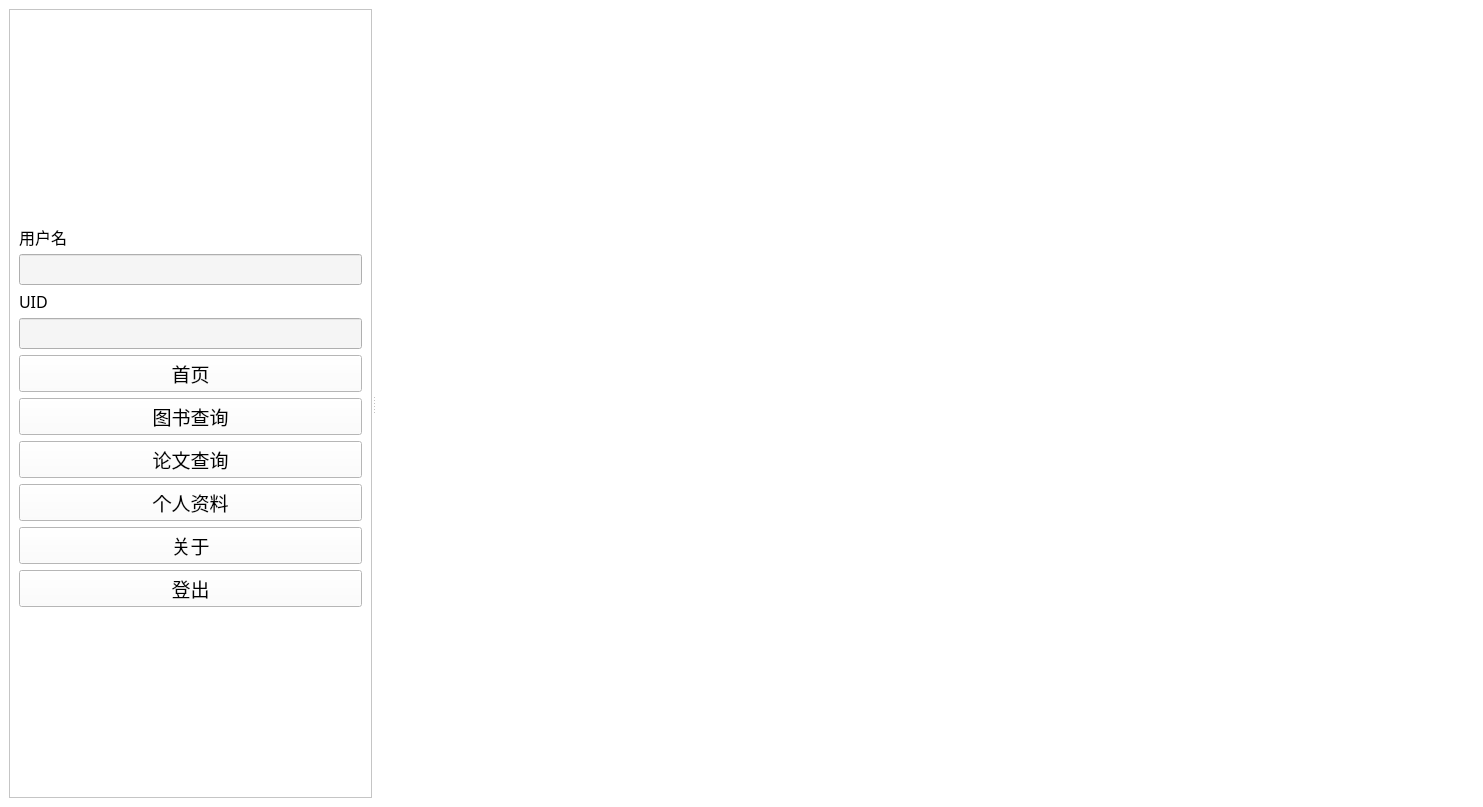
Above: client/frontend/mainWin.ui from sophiefy/WHU-MMS before the change. Below: the same form after it.
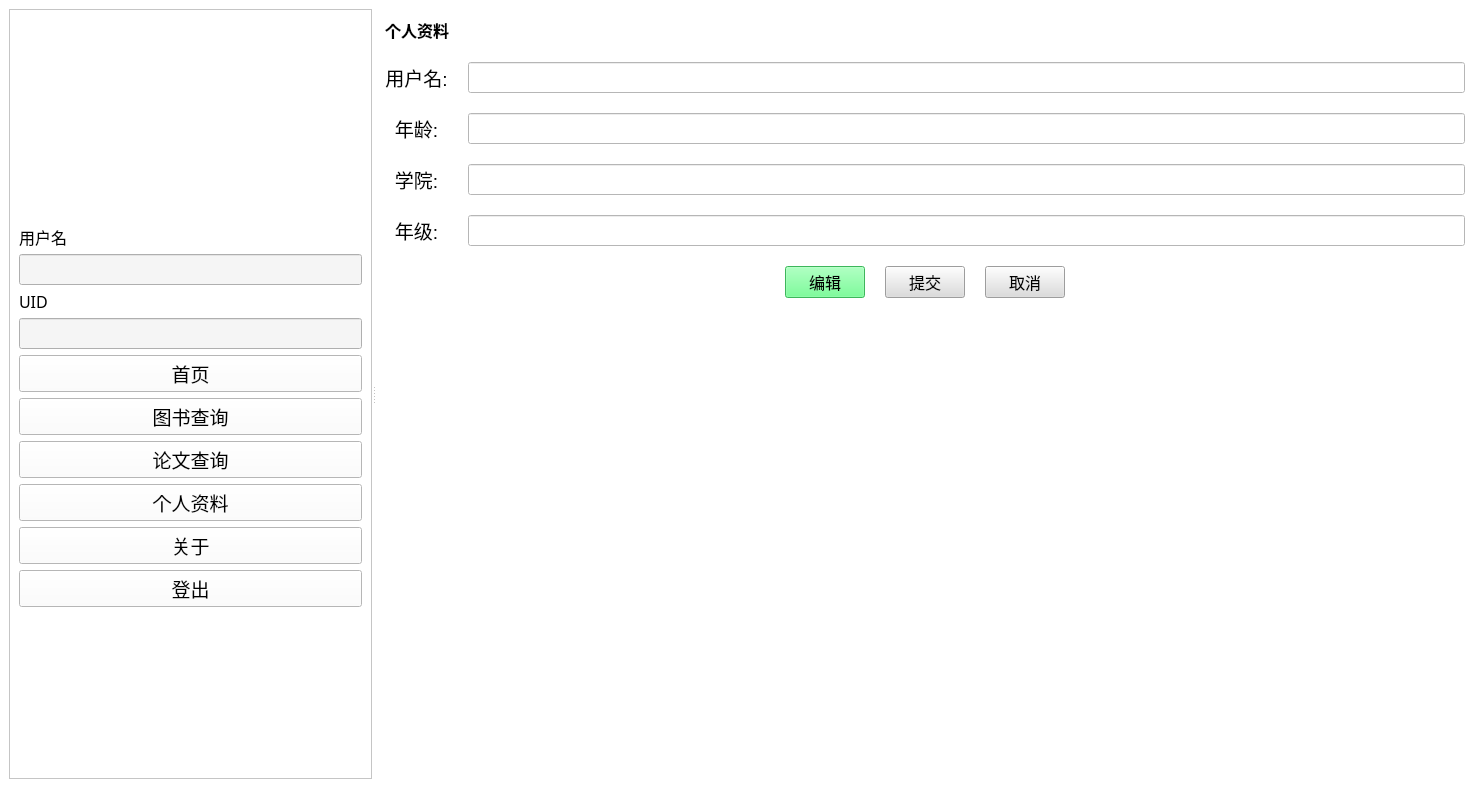
That is the form after the change. The open tabs and pages were chosen to show the change. Icons and pictures are not drawn.

```diff
--- a/client/frontend/mainWin.ui
+++ b/client/frontend/mainWin.ui
@@ -7,7 +7,7 @@
     <x>0</x>
     <y>0</y>
     <width>1483</width>
-    <height>807</height>
+    <height>788</height>
    </rect>
   </property>
   <property name="minimumSize">
@@ -341,7 +341,7 @@
         <string notr="true">background-color: rgb(255, 255, 255);</string>
        </property>
        <property name="currentIndex">
-        <number>4</number>
+        <number>1</number>
        </property>
        <widget class="QWidget" name="pageHome">
         <layout class="QGridLayout" name="gridLayout">
@@ -620,7 +620,7 @@
           </layout>
          </item>
          <item>
-          <widget class="QLabel" name="label_13">
+          <widget class="QLabel" name="bookNumLbl">
            <property name="font">
             <font>
              <family>微软雅黑</family>
@@ -965,22 +965,6 @@
              </property>
             </widget>
            </item>
-           <item>
-            <widget class="QLineEdit" name="searchPaperArchiveEdit">
-             <property name="font">
-              <font>
-               <family>微软雅黑</family>
-               <pointsize>12</pointsize>
-              </font>
-             </property>
-             <property name="styleSheet">
-              <string notr="true">background-color: rgba(255, 255, 255, 150);</string>
-             </property>
-             <property name="placeholderText">
-              <string>发表平台</string>
-             </property>
-            </widget>
-           </item>
            <item>
             <widget class="QPushButton" name="searchPaperBtn">
              <property name="font">
@@ -997,7 +981,7 @@
           </layout>
          </item>
          <item>
-          <widget class="QLabel" name="label_14">
+          <widget class="QLabel" name="paperNumLbl">
            <property name="font">
             <font>
              <family>微软雅黑</family>
@@ -1052,11 +1036,6 @@
              <string>发表日期</string>
             </property>
            </column>
-           <column>
-            <property name="text">
-             <string>发表平台</string>
-            </property>
-           </column>
            <column>
             <property name="text">
              <string>URL</string>
@@ -1261,12 +1240,30 @@
          </item>
         </layout>
        </widget>
-       <widget class="QWidget" name="pageStats">
-        <layout class="QHBoxLayout" name="horizontalLayout_7">
+       <widget class="QWidget" name="pageProfile">
+        <layout class="QVBoxLayout" name="verticalLayout_8">
+         <property name="spacing">
+          <number>20</number>
+         </property>
          <item>
-          <layout class="QFormLayout" name="formLayout">
-           <item row="0" column="0">
-            <widget class="QLabel" name="label_5">
+          <widget class="QLabel" name="label_26">
+           <property name="font">
+            <font>
+             <family>微软雅黑</family>
+             <pointsize>12</pointsize>
+             <weight>75</weight>
+             <bold>true</bold>
+            </font>
+           </property>
+           <property name="text">
+            <string>个人资料</string>
+           </property>
+          </widget>
+         </item>
+         <item>
+          <layout class="QGridLayout" name="gridLayout_2">
+           <item row="3" column="0" colspan="2">
+            <widget class="QLabel" name="label_8">
              <property name="maximumSize">
               <size>
                <width>16777215</width>
@@ -1280,34 +1277,14 @@
               </font>
              </property>
              <property name="text">
-              <string>用户名:</string>
+              <string>年级:</string>
              </property>
-            </widget>
-           </item>
-           <item row="0" column="1">
-            <widget class="QTextBrowser" name="textBrowserUserName">
-             <property name="maximumSize">
-              <size>
-               <width>16777215</width>
-               <height>41</height>
-              </size>
+             <property name="alignment">
+              <set>Qt::AlignCenter</set>
              </property>
-             <property name="font">
-              <font>
-               <family>Microsoft YaHei UI</family>
-               <pointsize>12</pointsize>
-              </font>
-             </property>
-             <property name="html">
-              <string>&lt;!DOCTYPE HTML PUBLIC &quot;-//W3C//DTD HTML 4.0//EN&quot; &quot;http://www.w3.org/TR/REC-html40/strict.dtd&quot;&gt;
-&lt;html&gt;&lt;head&gt;&lt;meta name=&quot;qrichtext&quot; content=&quot;1&quot; /&gt;&lt;style type=&quot;text/css&quot;&gt;
-p, li { white-space: pre-wrap; }
-&lt;/style&gt;&lt;/head&gt;&lt;body style=&quot; font-family:'Microsoft YaHei UI'; font-size:12pt; font-weight:400; font-style:normal;&quot;&gt;
-&lt;p style=&quot;-qt-paragraph-type:empty; margin-top:0px; margin-bottom:0px; margin-left:0px; margin-right:0px; -qt-block-indent:0; text-indent:0px;&quot;&gt;&lt;br /&gt;&lt;/p&gt;&lt;/body&gt;&lt;/html&gt;</string>
-             </property>
             </widget>
            </item>
-           <item row="1" column="0">
+           <item row="1" column="0" colspan="2">
             <widget class="QLabel" name="label_6">
              <property name="maximumSize">
               <size>
@@ -1324,25 +1301,34 @@
              <property name="text">
               <string>年龄:</string>
              </property>
+             <property name="alignment">
+              <set>Qt::AlignCenter</set>
+             </property>
             </widget>
            </item>
-           <item row="1" column="1">
-            <widget class="QTextBrowser" name="textBrowserAge">
+           <item row="0" column="0" colspan="2">
+            <widget class="QLabel" name="label_5">
              <property name="maximumSize">
               <size>
                <width>16777215</width>
-               <height>41</height>
+               <height>30</height>
               </size>
              </property>
              <property name="font">
               <font>
                <family>Microsoft YaHei UI</family>
-               <pointsize>12</pointsize>
+               <pointsize>14</pointsize>
               </font>
              </property>
+             <property name="text">
+              <string>用户名:</string>
+             </property>
+             <property name="alignment">
+              <set>Qt::AlignCenter</set>
+             </property>
             </widget>
            </item>
-           <item row="2" column="0">
+           <item row="2" column="0" colspan="2">
             <widget class="QLabel" name="label_7">
              <property name="maximumSize">
               <size>
@@ -1359,64 +1345,147 @@
              <property name="text">
               <string>学院:</string>
              </property>
+             <property name="alignment">
+              <set>Qt::AlignCenter</set>
+             </property>
             </widget>
            </item>
-           <item row="2" column="1">
-            <widget class="QTextBrowser" name="textBrowserDepartment">
-             <property name="enabled">
-              <bool>true</bool>
+           <item row="3" column="3">
+            <widget class="QLineEdit" name="gradeEdit">
+             <property name="font">
+              <font>
+               <family>微软雅黑</family>
+               <pointsize>12</pointsize>
+              </font>
              </property>
-             <property name="maximumSize">
-              <size>
-               <width>16777215</width>
-               <height>41</height>
-              </size>
+            </widget>
+           </item>
+           <item row="2" column="3">
+            <widget class="QLineEdit" name="dptEdit">
+             <property name="font">
+              <font>
+               <family>微软雅黑</family>
+               <pointsize>12</pointsize>
+              </font>
              </property>
+            </widget>
+           </item>
+           <item row="1" column="3">
+            <widget class="QLineEdit" name="ageEdit">
              <property name="font">
               <font>
-               <family>Microsoft YaHei UI</family>
+               <family>微软雅黑</family>
                <pointsize>12</pointsize>
               </font>
              </property>
             </widget>
            </item>
-           <item row="3" column="0">
-            <widget class="QLabel" name="label_8">
-             <property name="maximumSize">
+           <item row="0" column="3">
+            <widget class="QLineEdit" name="userNameEdit">
+             <property name="font">
+              <font>
+               <family>微软雅黑</family>
+               <pointsize>12</pointsize>
+              </font>
+             </property>
+            </widget>
+           </item>
+          </layout>
+         </item>
+         <item>
+          <layout class="QHBoxLayout" name="horizontalLayout_6">
+           <property name="spacing">
+            <number>20</number>
+           </property>
+           <item>
+            <spacer name="horizontalSpacer_9">
+             <property name="orientation">
+              <enum>Qt::Horizontal</enum>
+             </property>
+             <property name="sizeHint" stdset="0">
               <size>
-               <width>16777215</width>
-               <height>30</height>
+               <width>40</width>
+               <height>20</height>
               </size>
              </property>
+            </spacer>
+           </item>
+           <item>
+            <widget class="QPushButton" name="profileEditBtn">
              <property name="font">
               <font>
-               <family>Microsoft YaHei UI</family>
-               <pointsize>14</pointsize>
+               <family>微软雅黑</family>
+               <pointsize>12</pointsize>
               </font>
              </property>
+             <property name="styleSheet">
+              <string notr="true">background-color: rgb(85, 255, 127);</string>
+             </property>
              <property name="text">
-              <string>年级:</string>
+              <string>编辑</string>
              </property>
             </widget>
            </item>
-           <item row="3" column="1">
-            <widget class="QTextBrowser" name="textBrowserGrade">
-             <property name="maximumSize">
-              <size>
-               <width>16777215</width>
-               <height>41</height>
-              </size>
+           <item>
+            <widget class="QPushButton" name="profileCommitBtn">
+             <property name="font">
+              <font>
+               <family>微软雅黑</family>
+               <pointsize>12</pointsize>
+              </font>
              </property>
+             <property name="styleSheet">
+              <string notr="true">background-color: rgb(220, 220, 220);</string>
+             </property>
+             <property name="text">
+              <string>提交</string>
+             </property>
+            </widget>
+           </item>
+           <item>
+            <widget class="QPushButton" name="profileCancelBtn">
              <property name="font">
               <font>
-               <family>Microsoft YaHei UI</family>
+               <family>微软雅黑</family>
                <pointsize>12</pointsize>
               </font>
              </property>
+             <property name="styleSheet">
+              <string notr="true">background-color: rgb(220, 220, 220);</string>
+             </property>
+             <property name="text">
+              <string>取消</string>
+             </property>
             </widget>
            </item>
+           <item>
+            <spacer name="horizontalSpacer_8">
+             <property name="orientation">
+              <enum>Qt::Horizontal</enum>
+             </property>
+             <property name="sizeHint" stdset="0">
+              <size>
+               <width>40</width>
+               <height>20</height>
+              </size>
+             </property>
+            </spacer>
+           </item>
           </layout>
          </item>
+         <item>
+          <spacer name="verticalSpacer_4">
+           <property name="orientation">
+            <enum>Qt::Vertical</enum>
+           </property>
+           <property name="sizeHint" stdset="0">
+            <size>
+             <width>20</width>
+             <height>472</height>
+            </size>
+           </property>
+          </spacer>
+         </item>
         </layout>
        </widget>
        <widget class="QWidget" name="pageAbout">
@@ -1468,7 +1537,6 @@
          </item>
         </layout>
        </widget>
-       <widget class="QWidget" name="pageProfile"/>
       </widget>
      </widget>
     </item>
```
